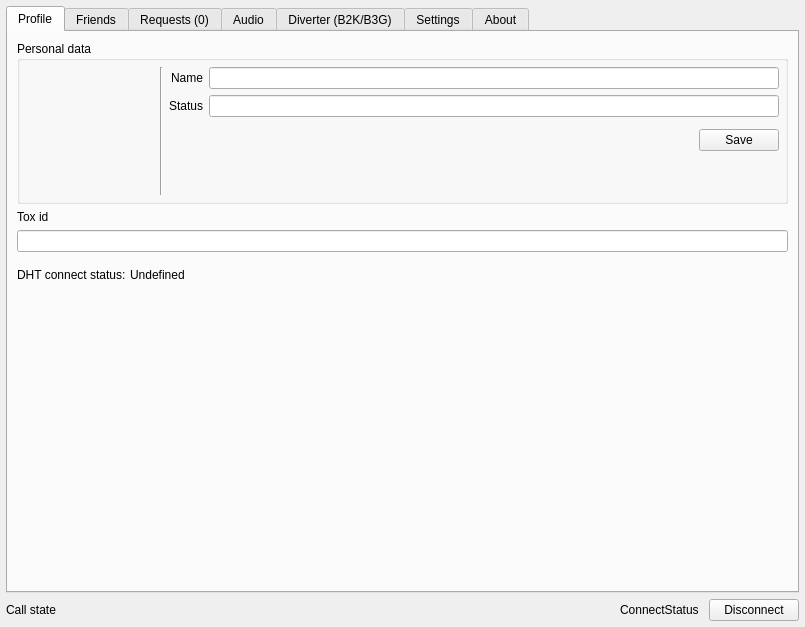
hkarel/ToxPhone, file src/toxphone_config/widgets/main_window.ui: the form before one commit.
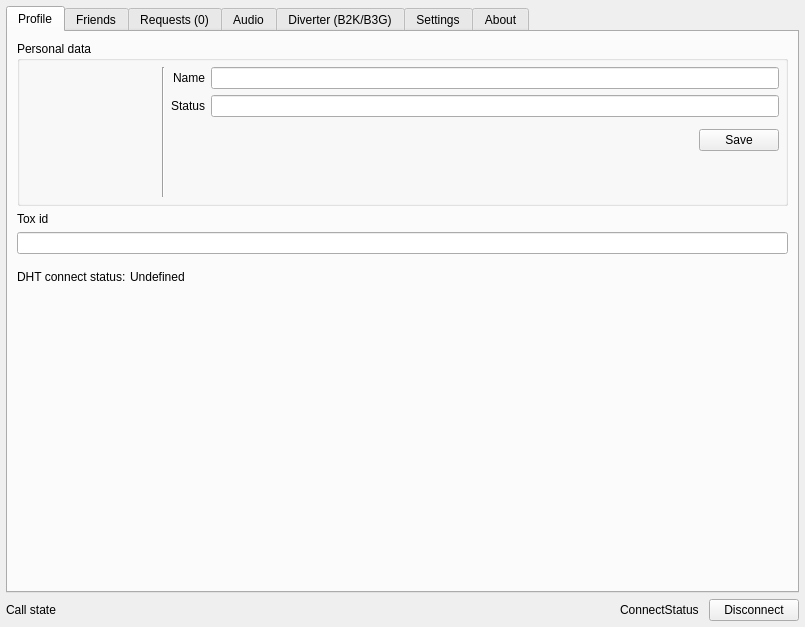
The form after the commit.

Diff of the .ui file:
```diff
--- a/src/toxphone_config/widgets/main_window.ui
+++ b/src/toxphone_config/widgets/main_window.ui
@@ -65,14 +65,14 @@
             <widget class="QLabel" name="labelAvatar">
              <property name="minimumSize">
               <size>
-               <width>128</width>
-               <height>128</height>
+               <width>130</width>
+               <height>130</height>
               </size>
              </property>
              <property name="maximumSize">
               <size>
-               <width>128</width>
-               <height>128</height>
+               <width>130</width>
+               <height>130</height>
               </size>
              </property>
              <property name="frameShape">
```
